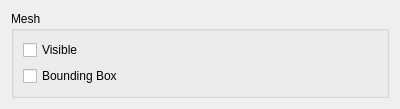
Before: the Qt Designer form src/meshwidget.ui in chchwy/ogre-v2-mesh-viewer, drawn with Qt 5.
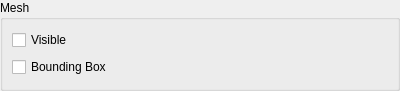
After: the same form once the commit is applied.

Commit message: Layout spacing

What changed in the file:
```diff
--- a/src/meshwidget.ui
+++ b/src/meshwidget.ui
@@ -14,6 +14,18 @@
    <string>Form</string>
   </property>
   <layout class="QVBoxLayout" name="verticalLayout">
+   <property name="leftMargin">
+    <number>0</number>
+   </property>
+   <property name="topMargin">
+    <number>0</number>
+   </property>
+   <property name="rightMargin">
+    <number>0</number>
+   </property>
+   <property name="bottomMargin">
+    <number>0</number>
+   </property>
    <item>
     <widget class="QGroupBox" name="groupBox">
      <property name="title">
```
The commit also changes 2 other files.
